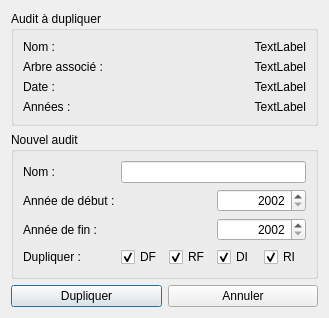
This is dialogduplicateaudit.ui in GiPiLab/ProtonClassicSuite as Qt 5 draws it before an edit. The edited form follows.
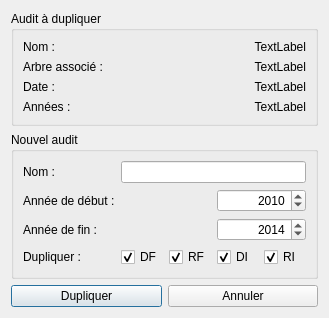
This is the edited form. Icons and pictures are not drawn.

Patch:
```diff
--- a/dialogduplicateaudit.ui
+++ b/dialogduplicateaudit.ui
@@ -202,6 +202,9 @@
         <property name="maximum">
          <number>2050</number>
         </property>
+        <property name="value">
+         <number>2014</number>
+        </property>
        </widget>
       </item>
       <item row="1" column="4" colspan="2">
@@ -218,6 +221,9 @@
         <property name="maximum">
          <number>2050</number>
         </property>
+        <property name="value">
+         <number>2010</number>
+        </property>
        </widget>
       </item>
      </layout>
```
Left out of the diff: 4 changed lines with no effect on the pictures.
